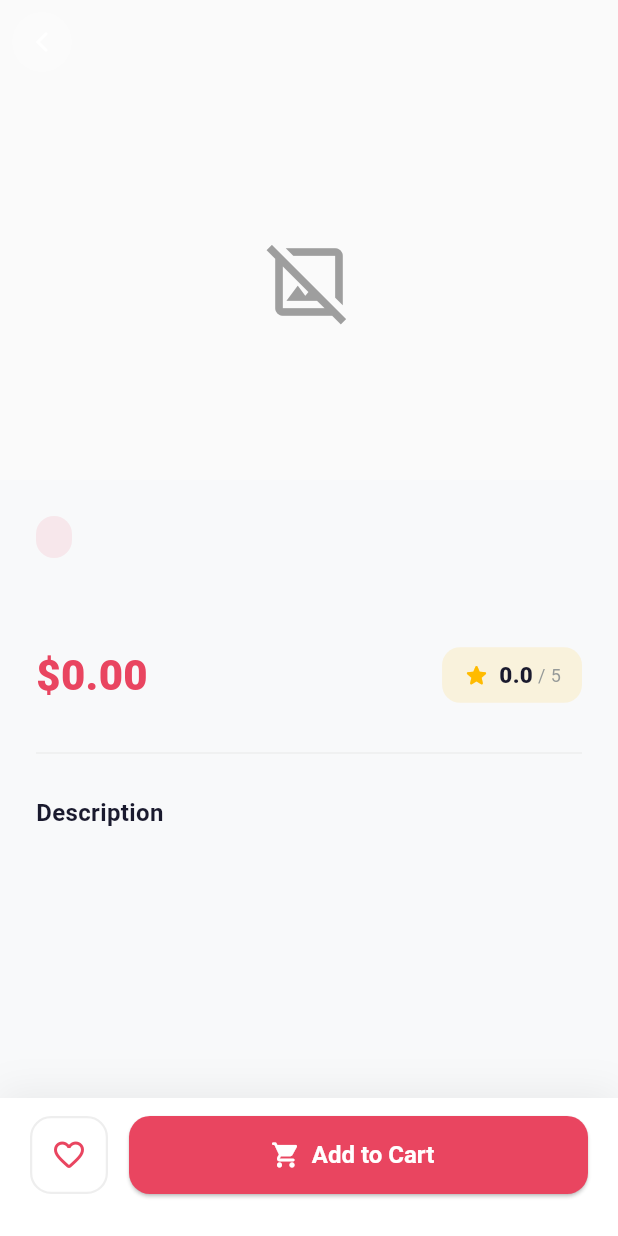
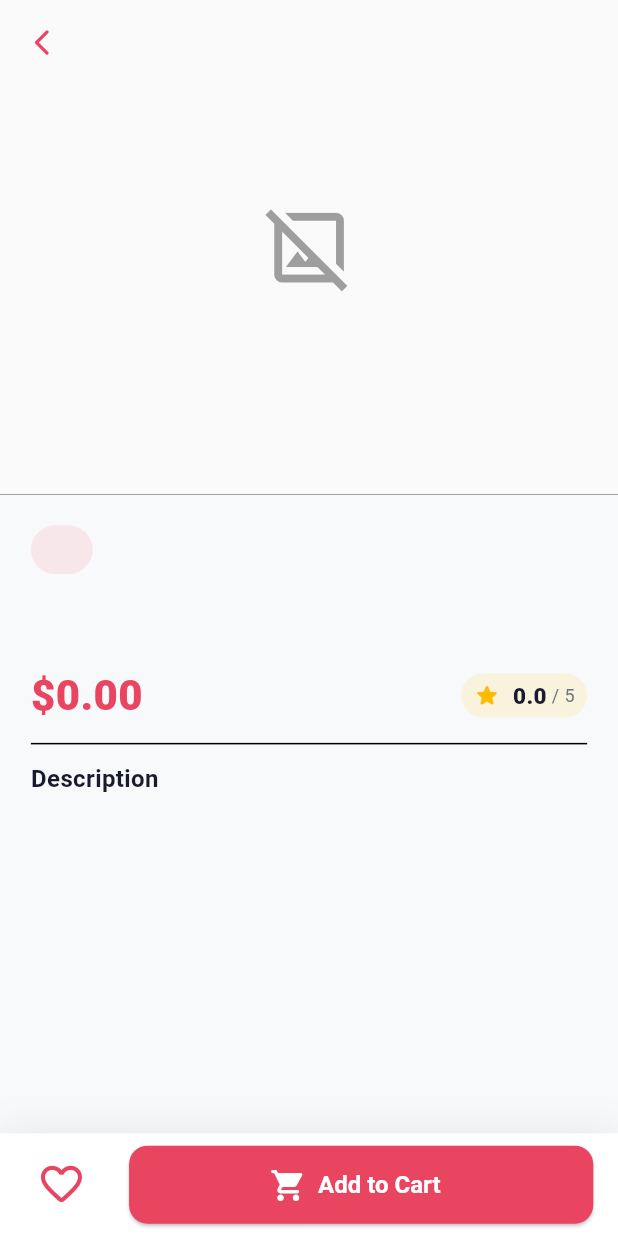
Before and after one commit to AshishJoy23/Qurocare, a Flutter app: the DetailScreen screen opened directly with empty values, on a phone screen of 412 x 824 dp. Run offline on Flutter 3.47's test engine with Material 3 defaults, Android fonts, the phone set to English and light mode, and no system bars; our stand-ins replace get, shimmer; network calls fail.

Commit message:
final commit

```diff
--- a/lib/models/product_model.dart
+++ b/lib/models/product_model.dart
@@ -5,7 +5,8 @@ class Product {
   final String description;
   final String category;
   final String image;
-  final Rating rating;
+  final double rating;
+  final int count;
 
   Product({
     required this.id,
@@ -15,6 +16,7 @@ class Product {
     required this.category,
     required this.image,
     required this.rating,
+    required this.count,
   });
 
   factory Product.fromJson(Map<String, dynamic> json) {
@@ -25,21 +27,8 @@ class Product {
       description: json['description'],
       category: json['category'],
       image: json['image'],
-      rating: Rating.fromJson(json['rating']),
+      rating: (json['rating']['rate'] as num).toDouble(),
+      count: json['rating']['count'],
     );
   }
 }
-
-class Rating {
-  final double rate;
-  final int count;
-
-  Rating({required this.rate, required this.count});
-
-  factory Rating.fromJson(Map<String, dynamic> json) {
-    return Rating(
-      rate: (json['rate'] as num).toDouble(),
-      count: json['count'],
-    );
-  }
-}
--- a/lib/view/detail_screen.dart
+++ b/lib/view/detail_screen.dart
@@ -1,4 +1,3 @@
-
 import 'package:cached_network_image/cached_network_image.dart';
 import 'package:flutter/material.dart';
 import 'package:get/get.dart';
@@ -12,32 +11,34 @@ class DetailScreen extends StatelessWidget {
 
   @override
   Widget build(BuildContext context) {
+    var size = MediaQuery.of(context).size.width;
     return Scaffold(
       backgroundColor: AppTheme.surface,
       body: CustomScrollView(
         slivers: [
-          _buildSliverAppBar(),
-          SliverToBoxAdapter(
-            child: _buildDetailsSection(context),
-          ),
+          _buildSliverAppBar(size),
+          SliverToBoxAdapter(child: _buildDetailsSection(context,size)),
         ],
       ),
-      bottomNavigationBar: _buildBottomBar(),
+      bottomNavigationBar: _buildBottomBar(size),
     );
   }
 
-  Widget _buildSliverAppBar() {
+  Widget _buildSliverAppBar(var size) {
     return SliverAppBar(
-      expandedHeight: 320,
+      expandedHeight: size * 0.8,
       pinned: true,
       backgroundColor: AppTheme.primary,
       leading: Padding(
-        padding: const EdgeInsets.all(8),
+        padding: EdgeInsets.all(size * 0.02),
         child: CircleAvatar(
-          backgroundColor: Colors.white.withValues(alpha: 0.15),
+          backgroundColor: Colors.grey.shade50,
           child: IconButton(
-            icon: const Icon(Icons.arrow_back_ios_new_rounded,
-                size: 16, color: Colors.white),
+            icon: Icon(
+              Icons.arrow_back_ios_new_rounded,
+              size: size * 0.05,
+              color: AppTheme.accent,
+            ),
             onPressed: () => Get.back(), // GetX navigation
           ),
         ),
@@ -47,7 +48,7 @@ class DetailScreen extends StatelessWidget {
           color: Colors.grey.shade50,
           child: Center(
             child: Padding(
-              padding: const EdgeInsets.fromLTRB(24, 80, 24, 24),
+              padding: EdgeInsets.all(size * 0.08),
               child: Hero(
                 tag: 'product_${product.id}',
                 child: CachedNetworkImage(
@@ -56,9 +57,9 @@ class DetailScreen extends StatelessWidget {
                   placeholder: (_, __) => const Center(
                     child: CircularProgressIndicator(strokeWidth: 2),
                   ),
-                  errorWidget: (_, __, ___) => const Icon(
+                  errorWidget: (_, __, ___) =>  Icon(
                     Icons.image_not_supported_outlined,
-                    size: 60,
+                    size: size * 0.15,
                     color: Colors.grey,
                   ),
                 ),
@@ -70,23 +71,23 @@ class DetailScreen extends StatelessWidget {
     );
   }
 
-  Widget _buildDetailsSection(BuildContext context) {
+  Widget _buildDetailsSection(BuildContext context,var size) {
     return Container(
-      decoration: const BoxDecoration(
+      decoration: BoxDecoration(
         color: AppTheme.surface,
-        borderRadius: BorderRadius.vertical(top: Radius.circular(28)),
+        borderRadius: BorderRadius.vertical(top: Radius.circular(size * 0.1)),
       ),
       child: Padding(
-        padding: const EdgeInsets.all(24),
+        padding:  EdgeInsets.all(size * 0.05),
         child: Column(
           crossAxisAlignment: CrossAxisAlignment.start,
           children: [
             // Category tag
             Container(
-              padding: const EdgeInsets.symmetric(horizontal: 12, vertical: 6),
+              padding:  EdgeInsets.symmetric(horizontal: size * 0.05, vertical: size * 0.02),
               decoration: BoxDecoration(
                 color: AppTheme.accent.withValues(alpha: 0.1),
-                borderRadius: BorderRadius.circular(20),
+                borderRadius: BorderRadius.circular(size * 0.05),
               ),
               child: Text(
                 product.category.toUpperCase(),
@@ -98,7 +99,7 @@ class DetailScreen extends StatelessWidget {
                 ),
               ),
             ),
-            const SizedBox(height: 14),
+             SizedBox(height: size * 0.04),
 
             // Product title
             Text(
@@ -110,7 +111,7 @@ class DetailScreen extends StatelessWidget {
                 height: 1.3,
               ),
             ),
-            const SizedBox(height: 16),
+              SizedBox(height: size * 0.04),
 
             // Price and rating row
             Row(
@@ -124,13 +125,13 @@ class DetailScreen extends StatelessWidget {
                     color: AppTheme.accent,
                   ),
                 ),
-                _buildRatingBadge(),
+                _buildRatingBadge(size),
               ],
             ),
-            const SizedBox(height: 24),
+             SizedBox(height: size * 0.01),
 
-            Divider(color: Colors.grey.shade200),
-            const SizedBox(height: 20),
+            Divider(color: Colors.black),
+            SizedBox(height: size * 0.01),
 
             const Text(
               'Description',
@@ -140,7 +141,7 @@ class DetailScreen extends StatelessWidget {
                 color: AppTheme.textDark,
               ),
             ),
-            const SizedBox(height: 10),
+             SizedBox(height: size * 0.02),
 
             Text(
               product.description,
@@ -150,26 +151,26 @@ class DetailScreen extends StatelessWidget {
                 height: 1.7,
               ),
             ),
-            const SizedBox(height: 100),
+             SizedBox(height: size * 0.3),
           ],
         ),
       ),
     );
   }
 
-  Widget _buildRatingBadge() {
+  Widget _buildRatingBadge(var size) {
     return Container(
-      padding: const EdgeInsets.symmetric(horizontal: 14, vertical: 8),
+      padding:  EdgeInsets.symmetric(horizontal: size * 0.02, vertical: size*0.01),
       decoration: BoxDecoration(
         color: AppTheme.starColor.withValues(alpha: 0.12),
-        borderRadius: BorderRadius.circular(12),
+        borderRadius: BorderRadius.circular(size*0.04),
       ),
       child: Row(
         children: [
           const Icon(Icons.star_rounded, size: 18, color: AppTheme.starColor),
-          const SizedBox(width: 6),
+           SizedBox(width: size * 0.02),
           Text(
-            product.rating.rate.toString(),
+            product.rating.toString(),
             style: const TextStyle(
               fontSize: 15,
               fontWeight: FontWeight.w800,
@@ -180,7 +181,7 @@ class DetailScreen extends StatelessWidget {
             ' / 5',
             style: TextStyle(
               fontSize: 12,
-              color: AppTheme.textMuted.withValues(alpha: 0.7),
+              color: AppTheme.textMuted,
             ),
           ),
         ],
@@ -188,9 +189,9 @@ class DetailScreen extends StatelessWidget {
     );
   }
 
-  Widget _buildBottomBar() {
+  Widget _buildBottomBar(var size) {
     return Container(
-      padding: const EdgeInsets.fromLTRB(20, 12, 20, 28),
+      padding: EdgeInsets.symmetric(vertical: size*0.02,horizontal: size*0.04),
       decoration: BoxDecoration(
         color: Colors.white,
         boxShadow: [
@@ -204,25 +205,20 @@ class DetailScreen extends StatelessWidget {
       child: Row(
         children: [
           // Wishlist button
-          Container(
-            width: 52,
-            height: 52,
-            decoration: BoxDecoration(
-              border: Border.all(color: Colors.grey.shade200, width: 1.5),
-              borderRadius: BorderRadius.circular(14),
+          IconButton(
+            icon: Icon(
+              Icons.favorite_border_rounded,
+              size: size*0.08,
+              color: AppTheme.accent,
             ),
-            child: IconButton(
-              icon: const Icon(Icons.favorite_border_rounded,
-                  color: AppTheme.accent),
-              onPressed: () => Get.snackbar(
-                'Wishlist',
-                'Added to wishlist! ❤️',
-                snackPosition: SnackPosition.BOTTOM,
-                duration: const Duration(seconds: 1),
-              ),
+            onPressed: () => Get.snackbar(
+              'Wishlist',
+              'Added to wishlist! ❤️',
+              snackPosition: SnackPosition.BOTTOM,
+              duration: const Duration(seconds: 1),
             ),
           ),
-          const SizedBox(width: 14),
+           SizedBox(width: size*0.05),
 
           // Add to cart button
           Expanded(
@@ -233,14 +229,14 @@ class DetailScreen extends StatelessWidget {
                 snackPosition: SnackPosition.BOTTOM,
                 duration: const Duration(seconds: 1),
               ),
-              icon: const Icon(Icons.shopping_cart_rounded, size: 20),
+              icon: Icon(Icons.shopping_cart_rounded, size: size*0.06),
               label: const Text('Add to Cart'),
               style: ElevatedButton.styleFrom(
                 backgroundColor: AppTheme.accent,
                 foregroundColor: Colors.white,
                 minimumSize: const Size.fromHeight(52),
                 shape: RoundedRectangleBorder(
-                  borderRadius: BorderRadius.circular(14),
+                  borderRadius: BorderRadius.circular(size*0.03),
                 ),
                 textStyle: const TextStyle(
                   fontSize: 16,
```
Also changed, not shown: lib/view/home_screen.dart (+30 -20 lines), lib/view/widgets/error_view.dart (+12 -11 lines), lib/view/widgets/product_card.dart (+22 -21 lines), lib/view/splash_screen.dart (line endings or trailing spaces).
